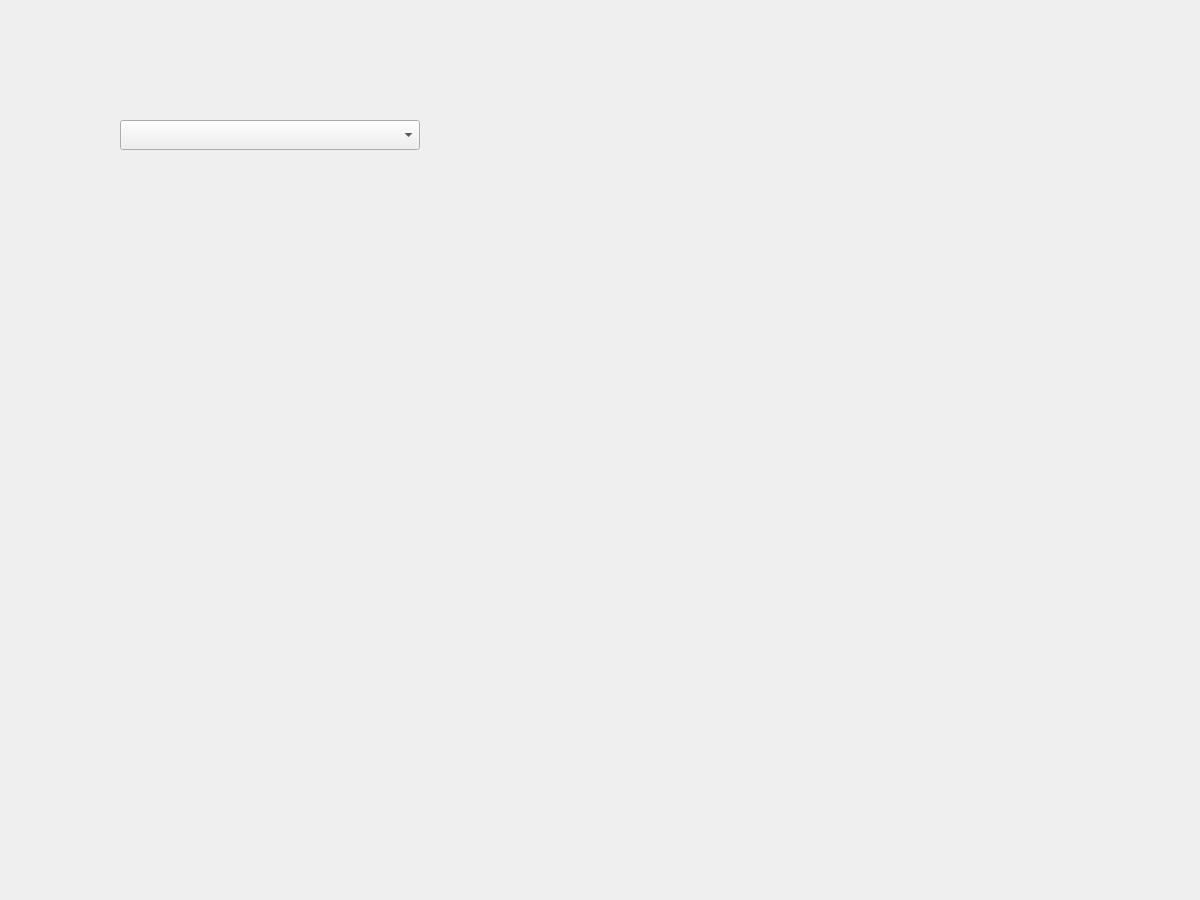
Before: the Qt Designer form mainwindow.ui in FEITENG-0828/UUV_Master, drawn with Qt 5.
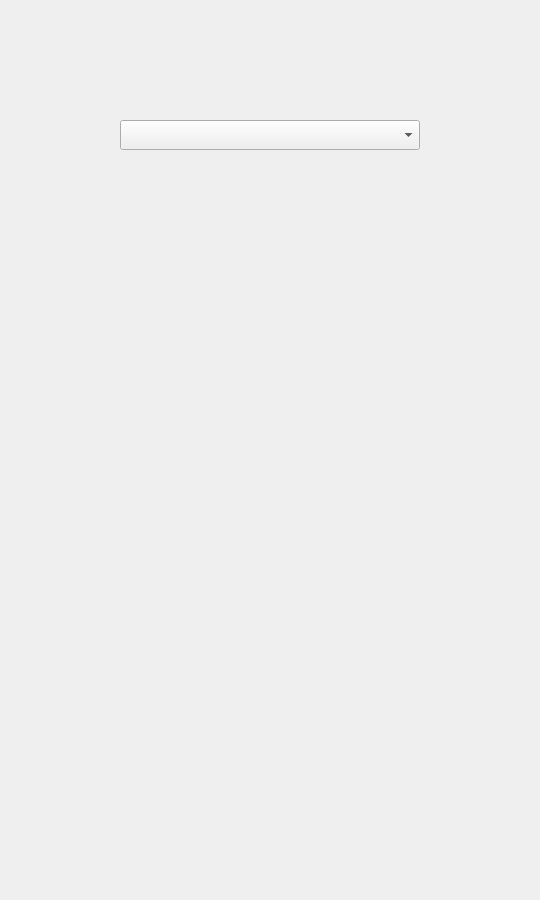
After: the same form once the commit is applied.

Commit message: add limits for raw joystick data, and disable window stretching

What changed in the file:
```diff
--- a/mainwindow.ui
+++ b/mainwindow.ui
@@ -6,10 +6,21 @@
    <rect>
     <x>0</x>
     <y>0</y>
-    <width>1200</width>
+    <width>540</width>
     <height>900</height>
    </rect>
   </property>
+  <property name="sizePolicy">
+   <sizepolicy hsizetype="Fixed" vsizetype="Fixed">
+    <horstretch>0</horstretch>
+    <verstretch>0</verstretch>
+   </sizepolicy>
+  </property>
+  <property name="font">
+   <font>
+    <pointsize>13</pointsize>
+   </font>
+  </property>
   <property name="windowTitle">
    <string>UUV_Master</string>
   </property>
```
Left out of the diff: 6 changed lines with no effect on the pictures. The commit also changes 2 other files.
